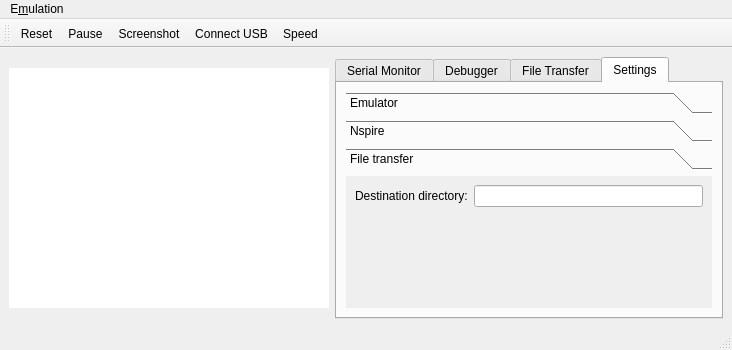
Above: mainwindow.ui from nspire-emus/firebird before the change. Below: the same form after it.
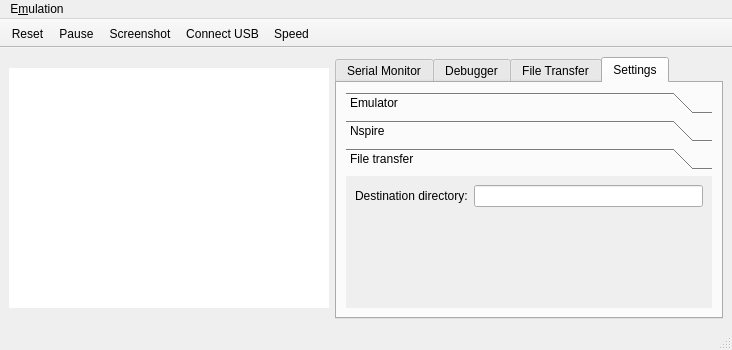
That is the form after the change. Custom widgets are drawn as their Qt base class.

Commit message: Toolbar not movable anymore

Patch:
```diff
--- a/mainwindow.ui
+++ b/mainwindow.ui
@@ -422,6 +422,9 @@
    <property name="windowTitle">
     <string>toolBar</string>
    </property>
+   <property name="movable">
+    <bool>false</bool>
+   </property>
    <attribute name="toolBarArea">
     <enum>TopToolBarArea</enum>
    </attribute>
```
